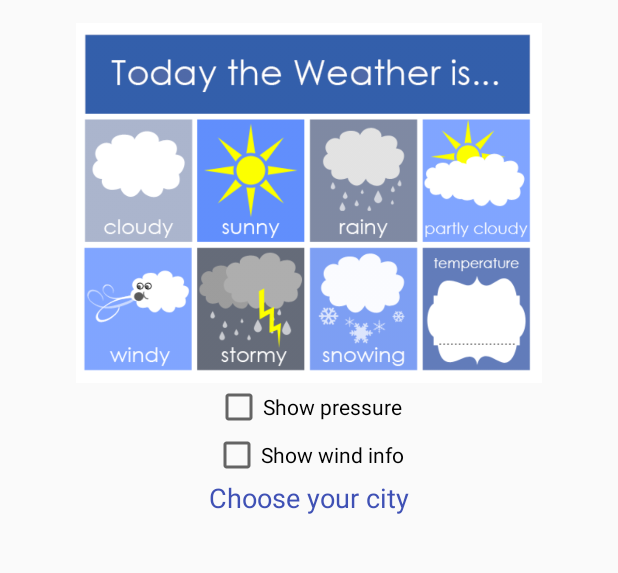
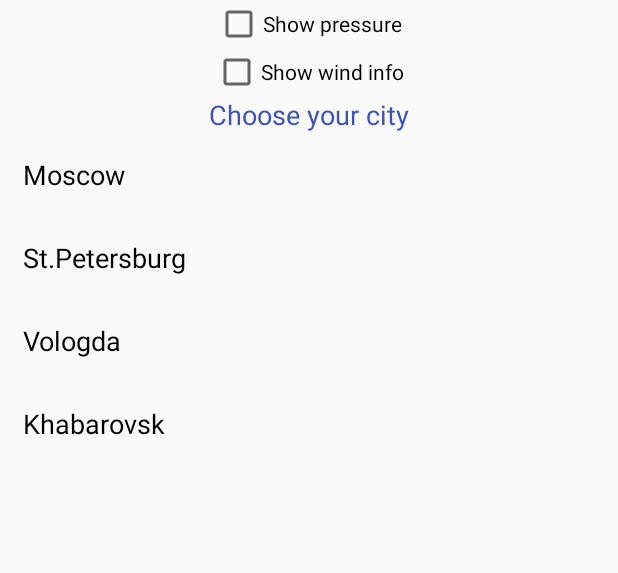
Before and after one commit to vgonikhin/WeatherApp, an Android app: the screen it shows after launch (MainActivity), on a phone screen of 412 x 824 dp, the part 121-694 px from its top. Run offline under Robolectric (Android 15) with nearby library versions, the phone set to English and light mode, and no system bars.

Commit message:
Fragments

```diff
--- /dev/null
+++ b/app/src/main/java/ru/gb/android/weatherapp/CityChooserFragment.java
@@ -0,0 +1,93 @@
+package ru.gb.android.weatherapp;
+
+import android.app.Fragment;
+import android.content.Intent;
+import android.os.Bundle;
+import android.support.v7.widget.LinearLayoutManager;
+import android.support.v7.widget.RecyclerView;
+import android.view.LayoutInflater;
+import android.view.View;
+import android.view.ViewGroup;
+import android.widget.CheckBox;
+import android.widget.TextView;
+import android.widget.Toast;
+
+import static android.widget.LinearLayout.VERTICAL;
+
+public class CityChooserFragment extends android.support.v4.app.Fragment {
+
+    private static final String BUNDLE_PRESSURE_CHECKED = "bundle_pressure_checked";
+    private static final String BUNDLE_WIND_CHECKED = "bundle_wind_checked";
+    public static final String CITY_POSITION = "city_position";
+    public static final String PRESSURE_CHECKED = "pressure_checked";
+    public static final String WIND_CHECKED = "wind_checked";
+
+    CheckBox checkBoxPressure;
+    CheckBox checkBoxWind;
+
+    @Override
+    public View onCreateView(LayoutInflater inflater, ViewGroup container, Bundle savedInstanceState) {
+        View view = inflater.inflate(R.layout.fragment_city_chooser, container, false);
+
+        checkBoxPressure = view.findViewById(R.id.checkbox_show_pressure);
+        checkBoxWind = view.findViewById(R.id.checkbox_show_wind);
+        RecyclerView citiesRecyclerView = view.findViewById(R.id.cities_recyclerview);
+        LinearLayoutManager layoutManager = new LinearLayoutManager(this.getActivity());
+        layoutManager.setOrientation(VERTICAL);
+        citiesRecyclerView.setLayoutManager(layoutManager);
+        citiesRecyclerView.setAdapter(new CityChooserFragment.MyAdapter());
+        return view;
+    }
+
+    private class MyViewHolder extends RecyclerView.ViewHolder implements View.OnClickListener {
+
+        private TextView cityNameTextView;
+
+        MyViewHolder(LayoutInflater inflater, ViewGroup parent) {
+            super(inflater.inflate(R.layout.city, parent, false));
+            itemView.setOnClickListener(this);
+            cityNameTextView = itemView.findViewById(R.id.city_name_text_view);
+        }
+
+        void bind(int position) {
+            String city = Forecast.getCityName(CityChooserFragment.this.getActivity(),position);
+            cityNameTextView.setText(city);
+        }
+
+        @Override
+        public void onClick(View view) {
+            Toast.makeText(CityChooserFragment.this.getActivity(), "clicked", Toast.LENGTH_SHORT).show();
+            showWeather(this.getLayoutPosition());
+        }
+    }
+
+    //Адаптер для RecyclerView
+    private class MyAdapter extends RecyclerView.Adapter<MyViewHolder> {
+
+        @Override
+        public MyViewHolder onCreateViewHolder(ViewGroup parent, int viewType) {
+            LayoutInflater inflater = LayoutInflater.from(CityChooserFragment.this.getActivity());
+            return new MyViewHolder(inflater, parent);
+        }
+
+        @Override
+        public void onBindViewHolder(MyViewHolder holder, int position) {
+            holder.bind(position);
+        }
+
+        @Override
+        public int getItemCount() {
+            String[] strings = getResources().getStringArray(R.array.cities);
+            return strings.length;
+        }
+    }
+
+    private void showWeather(int cityPosition) {
+        Intent intent = new Intent(CityChooserFragment.this.getActivity(),ShowWeather.class);
+        intent.putExtra(CITY_POSITION, cityPosition);
+        intent.putExtra(PRESSURE_CHECKED, checkBoxPressure.isChecked());
+        intent.putExtra(WIND_CHECKED, checkBoxWind.isChecked());
+        startActivity(intent);
+    }
+
+}
--- a/app/src/main/java/ru/gb/android/weatherapp/MainActivity.java
+++ b/app/src/main/java/ru/gb/android/weatherapp/MainActivity.java
@@ -1,7 +1,9 @@
 package ru.gb.android.weatherapp;
 
+import android.app.FragmentTransaction;
 import android.content.Intent;
 import android.content.SharedPreferences;
+import android.support.v4.app.Fragment;
 import android.support.v7.app.AppCompatActivity;
 import android.os.Bundle;
 import android.support.v7.widget.LinearLayoutManager;
@@ -14,6 +16,7 @@ import android.widget.Spinner;
 import android.widget.TextView;
 
 import static android.widget.LinearLayout.VERTICAL;
+import static ru.gb.android.weatherapp.R.id.fragment_container;
 
 public class MainActivity extends AppCompatActivity {
 
@@ -36,109 +39,114 @@ public class MainActivity extends AppCompatActivity {
         setContentView(R.layout.activity_main);
         this.savedInstanceState = savedInstanceState;
         sPref = getSharedPreferences("MyPref", MODE_PRIVATE);
+
+        CityChooserFragment cityChooserFragment = new CityChooserFragment();
+        android.support.v4.app.FragmentTransaction transaction = getSupportFragmentManager().beginTransaction();
+        transaction.add(fragment_container, cityChooserFragment);
+        transaction.commit();
 //        Button button = findViewById(R.id.show_weather_button);
 //        button.setOnClickListener(onClickListener);
 //        spinner = findViewById(R.id.choosecity_spinner);
-        checkBoxPressure = findViewById(R.id.checkbox_show_pressure);
-        checkBoxWind = findViewById(R.id.checkbox_show_wind);
-        RecyclerView citiesRecyclerView = findViewById(R.id.cities_recyclerview);
-        LinearLayoutManager layoutManager = new LinearLayoutManager(this);
-        layoutManager.setOrientation(VERTICAL);
-        citiesRecyclerView.setLayoutManager(layoutManager);
-        citiesRecyclerView.setAdapter(new MyAdapter());
+//        checkBoxPressure = findViewById(R.id.checkbox_show_pressure);
+//        checkBoxWind = findViewById(R.id.checkbox_show_wind);
+//        RecyclerView citiesRecyclerView = findViewById(R.id.cities_recyclerview);
+//        LinearLayoutManager layoutManager = new LinearLayoutManager(this);
+//        layoutManager.setOrientation(VERTICAL);
+//        citiesRecyclerView.setLayoutManager(layoutManager);
+//        citiesRecyclerView.setAdapter(new MyAdapter());
     }
 
     //Класс, который содержит в себе все элементы списка
-    private class MyViewHolder extends RecyclerView.ViewHolder implements View.OnClickListener {
-
-        private TextView cityNameTextView;
-
-        MyViewHolder(LayoutInflater inflater, ViewGroup parent) {
-            super(inflater.inflate(R.layout.city, parent, false));
-            itemView.setOnClickListener(this);
-            cityNameTextView = itemView.findViewById(R.id.city_name_text_view);
-        }
-
-        void bind(int position) {
-            String city = Forecast.getCityName(MainActivity.this,position);
-            cityNameTextView.setText(city);
-        }
-
-        @Override
-        public void onClick(View view) {
-            showWeather(this.getLayoutPosition());
-        }
-    }
-
-    //Адаптер для RecyclerView
-    private class MyAdapter extends RecyclerView.Adapter<MyViewHolder> {
-
-        @Override
-        public MyViewHolder onCreateViewHolder(ViewGroup parent, int viewType) {
-            LayoutInflater inflater = LayoutInflater.from(getApplicationContext());
-            return new MyViewHolder(inflater, parent);
-        }
-
-        @Override
-        public void onBindViewHolder(MyViewHolder holder, int position) {
-            holder.bind(position);
-        }
-
-        @Override
-        public int getItemCount() {
-            String[] strings = getResources().getStringArray(R.array.cities);
-            return strings.length;
-        }
-    }
-
-    private void showWeather(int cityPosition) {
-        Intent intent = new Intent(MainActivity.this,ShowWeather.class);
-        intent.putExtra(CITY_POSITION, cityPosition);
-        intent.putExtra(PRESSURE_CHECKED, checkBoxPressure.isChecked());
-        intent.putExtra(WIND_CHECKED, checkBoxWind.isChecked());
-        startActivity(intent);
-    }
+//    private class MyViewHolder extends RecyclerView.ViewHolder implements View.OnClickListener {
+//
+//        private TextView cityNameTextView;
+//
+//        MyViewHolder(LayoutInflater inflater, ViewGroup parent) {
+//            super(inflater.inflate(R.layout.city, parent, false));
+//            itemView.setOnClickListener(this);
+//            cityNameTextView = itemView.findViewById(R.id.city_name_text_view);
+//        }
+//
+//        void bind(int position) {
+//            String city = Forecast.getCityName(MainActivity.this,position);
+//            cityNameTextView.setText(city);
+//        }
+//
+//        @Override
+//        public void onClick(View view) {
+//            showWeather(this.getLayoutPosition());
+//        }
+//    }
+//
+//    //Адаптер для RecyclerView
+//    private class MyAdapter extends RecyclerView.Adapter<MyViewHolder> {
+//
+//        @Override
+//        public MyViewHolder onCreateViewHolder(ViewGroup parent, int viewType) {
+//            LayoutInflater inflater = LayoutInflater.from(getApplicationContext());
+//            return new MyViewHolder(inflater, parent);
+//        }
+//
+//        @Override
+//        public void onBindViewHolder(MyViewHolder holder, int position) {
+//            holder.bind(position);
+//        }
+//
+//        @Override
+//        public int getItemCount() {
+//            String[] strings = getResources().getStringArray(R.array.cities);
+//            return strings.length;
+//        }
+//    }
+//
+//    private void showWeather(int cityPosition) {
+//        Intent intent = new Intent(MainActivity.this,ShowWeather.class);
+//        intent.putExtra(CITY_POSITION, cityPosition);
+//        intent.putExtra(PRESSURE_CHECKED, checkBoxPressure.isChecked());
+//        intent.putExtra(WIND_CHECKED, checkBoxWind.isChecked());
+//        startActivity(intent);
+//    }
 
     @Override
     protected void onPause(){
-        saveCity();
+        //saveCity();
         super.onPause();
     }
 
     @Override
     protected void onResume() {
-        loadCity();
-        if(savedInstanceState!=null){
+        //loadCity();
+        //if(savedInstanceState!=null){
             //spinner.setSelection(savedInstanceState.getInt(BUNDLE_CITY_POSITION));
-            checkBoxPressure.setChecked(savedInstanceState.getBoolean(BUNDLE_PRESSURE_CHECKED,false));
-            checkBoxWind.setChecked(savedInstanceState.getBoolean(BUNDLE_WIND_CHECKED,false));
-        }
+            //checkBoxPressure.setChecked(savedInstanceState.getBoolean(BUNDLE_PRESSURE_CHECKED,false));
+            //checkBoxWind.setChecked(savedInstanceState.getBoolean(BUNDLE_WIND_CHECKED,false));
+        //}
         super.onResume();
     }
 
     @Override
     protected void onSaveInstanceState(Bundle outState) {
         //outState.putInt(BUNDLE_CITY_POSITION,spinner.getSelectedItemPosition());
-        outState.putBoolean(BUNDLE_PRESSURE_CHECKED,checkBoxPressure.isChecked());
-        outState.putBoolean(BUNDLE_WIND_CHECKED,checkBoxWind.isChecked());
+        //outState.putBoolean(BUNDLE_PRESSURE_CHECKED,checkBoxPressure.isChecked());
+        //outState.putBoolean(BUNDLE_WIND_CHECKED,checkBoxWind.isChecked());
         super.onSaveInstanceState(outState);
     }
 
     private void saveCity() {
-        SharedPreferences.Editor ed = sPref.edit();
+        //SharedPreferences.Editor ed = sPref.edit();
         //ed.putInt(CITY_POSITION, spinner.getSelectedItemPosition());
-        ed.putBoolean(PRESSURE_CHECKED, checkBoxPressure.isChecked());
-        ed.putBoolean(WIND_CHECKED, checkBoxWind.isChecked());
-        ed.apply();
+        //ed.putBoolean(PRESSURE_CHECKED, checkBoxPressure.isChecked());
+        //ed.putBoolean(WIND_CHECKED, checkBoxWind.isChecked());
+        //ed.apply();
     }
 
 
     private void loadCity() {
-        int position = sPref.getInt(CITY_POSITION, 0);
+        //int position = sPref.getInt(CITY_POSITION, 0);
         //spinner.setSelection(position);
-        boolean pressure = sPref.getBoolean(PRESSURE_CHECKED,false);
-        checkBoxPressure.setChecked(pressure);
-        boolean wind = sPref.getBoolean(WIND_CHECKED,false);
-        checkBoxWind.setChecked(wind);
+        //boolean pressure = sPref.getBoolean(PRESSURE_CHECKED,false);
+        //checkBoxPressure.setChecked(pressure);
+        //boolean wind = sPref.getBoolean(WIND_CHECKED,false);
+        //checkBoxWind.setChecked(wind);
     }
 }
--- a/app/src/main/res/layout/activity_main.xml
+++ b/app/src/main/res/layout/activity_main.xml
@@ -1,71 +1,12 @@
 <?xml version="1.0" encoding="utf-8"?>
 <LinearLayout
     xmlns:android="http://schemas.android.com/apk/res/android"
-    xmlns:app="http://schemas.android.com/apk/res-auto"
     android:layout_width="match_parent"
     android:layout_height="match_parent"
-    android:gravity="center_horizontal"
-    android:orientation="vertical" >
+    android:orientation="vertical">
 
-
-
-    <TextView
-        android:id="@+id/welcome_textview"
-        android:layout_width="wrap_content"
-        android:layout_height="wrap_content"
-        android:layout_gravity="center"
-        android:text="@string/textview_welcome"
-        android:textColor="@color/colorPrimary"
-        android:textSize="@dimen/standard_text_size"/>
-
-    <ImageView
-        android:id="@+id/imageView"
-        android:layout_marginTop="@dimen/standard_margin"
-        android:layout_width="wrap_content"
-        android:layout_height="240dp"
-        android:layout_gravity="center"
-        app:srcCompat="@drawable/weather"
-        android:contentDescription="@string/imageview_description" />
-
-    <CheckBox
-        android:id="@+id/checkbox_show_pressure"
-        android:layout_width="wrap_content"
-        android:layout_height="wrap_content"
-        android:text="@string/show_pressure_checkbox" />
-    <CheckBox
-        android:id="@+id/checkbox_show_wind"
-        android:layout_width="wrap_content"
-        android:layout_height="wrap_content"
-        android:text="@string/show_wind_checkbox" />
-
-    <TextView
-        android:id="@+id/instruction_textview"
-        android:layout_width="wrap_content"
-        android:layout_height="wrap_content"
-        android:layout_gravity="center"
-        android:text="@string/choosecity_textview"
-        android:textColor="@color/colorPrimary"
-        android:textSize="@dimen/standard_text_size"/>
-
-    <android.support.v7.widget.RecyclerView
-        android:id="@+id/cities_recyclerview"
-        android:layout_width="match_parent"
-        android:layout_height="wrap_content"/>
-
-    <!--<Spinner-->
-        <!--android:id="@+id/choosecity_spinner"-->
-        <!--android:layout_width="@dimen/spinner_width"-->
-        <!--android:layout_height="wrap_content"-->
-        <!--android:layout_marginTop="@dimen/standard_margin"-->
-        <!--android:entries="@array/cities">-->
-    <!--</Spinner>-->
-
-    <!--<Button-->
-        <!--android:id="@+id/show_weather_button"-->
-        <!--android:layout_width="@dimen/spinner_width"-->
-        <!--android:layout_height="wrap_content"-->
-        <!--android:text="@string/show_button_text"/>-->
-
-
-
+    <FrameLayout
+    android:id="@+id/fragment_container"
+    android:layout_width="match_parent"
+    android:layout_height="match_parent"/>
 </LinearLayout>
--- /dev/null
+++ b/app/src/main/res/layout/city.xml
@@ -0,0 +1,18 @@
+<?xml version="1.0" encoding="utf-8"?>
+<FrameLayout
+    xmlns:android="http://schemas.android.com/apk/res/android"
+    xmlns:tools="http://schemas.android.com/tools"
+    android:id="@+id/category_item"
+    android:layout_width="match_parent"
+    android:layout_height="wrap_content"
+    android:orientation="vertical">
+
+    <TextView
+        android:id="@+id/city_name_text_view"
+        android:layout_width="match_parent"
+        android:layout_height="wrap_content"
+        android:padding="@dimen/standard_margin"
+        android:textColor="@android:color/black"
+        android:textSize="@dimen/standard_text_size"
+        tools:text="Test"/>
+</FrameLayout>
--- /dev/null
+++ b/app/src/main/res/layout/fragment_city_chooser.xml
@@ -0,0 +1,45 @@
+<?xml version="1.0" encoding="utf-8"?>
+<LinearLayout
+    xmlns:android="http://schemas.android.com/apk/res/android"
+    android:layout_width="match_parent"
+    android:layout_height="match_parent"
+    android:gravity="center_horizontal"
+    android:orientation="vertical" >
+
+    <TextView
+        android:id="@+id/welcome_textview"
+        android:layout_width="wrap_content"
+        android:layout_height="wrap_content"
+        android:layout_gravity="center"
+        android:text="@string/textview_welcome"
+        android:textColor="@color/colorPrimary"
+        android:textSize="@dimen/standard_text_size"/>
+
+    <CheckBox
+        android:id="@+id/checkbox_show_pressure"
+        android:layout_width="wrap_content"
+        android:layout_height="wrap_content"
+        android:text="@string/show_pressure_checkbox" />
+    <CheckBox
+        android:id="@+id/checkbox_show_wind"
+        android:layout_width="wrap_content"
+        android:layout_height="wrap_content"
+        android:text="@string/show_wind_checkbox" />
+
+    <TextView
+        android:id="@+id/instruction_textview"
+        android:layout_width="wrap_content"
+        android:layout_height="wrap_content"
+        android:layout_gravity="center"
+        android:text="@string/choosecity_textview"
+        android:textColor="@color/colorPrimary"
+        android:textSize="@dimen/standard_text_size"/>
+
+    <android.support.v7.widget.RecyclerView
+        android:id="@+id/cities_recyclerview"
+        android:layout_width="match_parent"
+        android:layout_height="wrap_content"/>
+
+
+
+</LinearLayout>
--- a/build.gradle
+++ b/build.gradle
@@ -7,7 +7,7 @@ buildscript {
         jcenter()
     }
     dependencies {
-        classpath 'com.android.tools.build:gradle:3.0.0'
+        classpath 'com.android.tools.build:gradle:3.0.1'
 
 
         // NOTE: Do not place your application dependencies here; they belong
```
